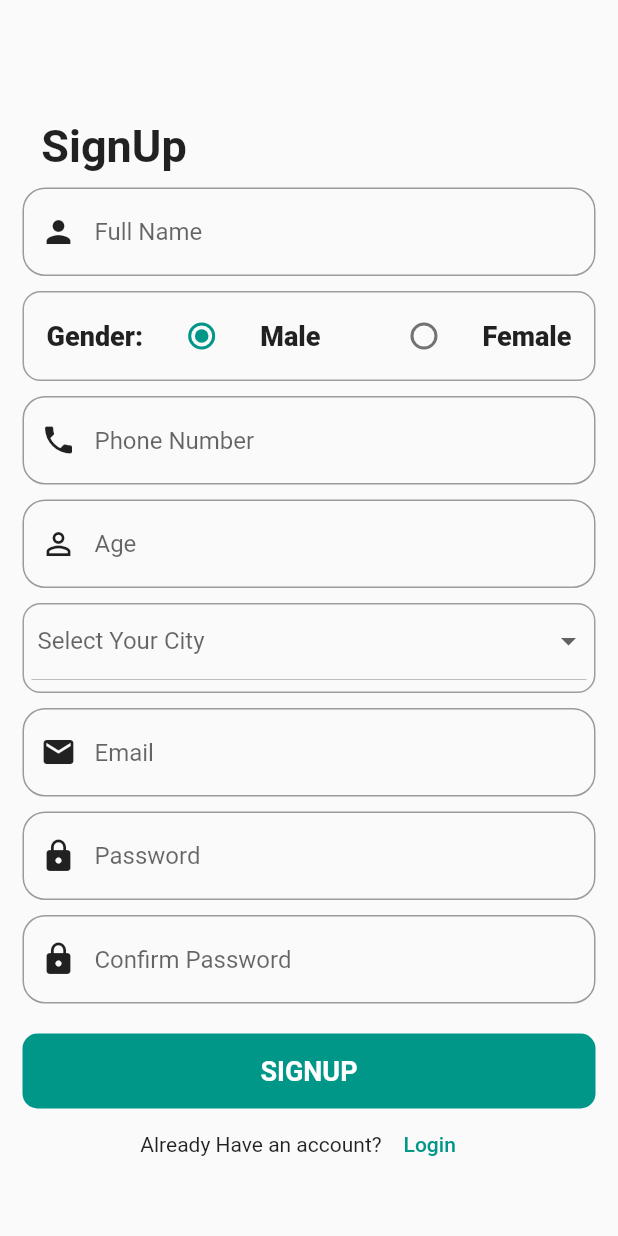
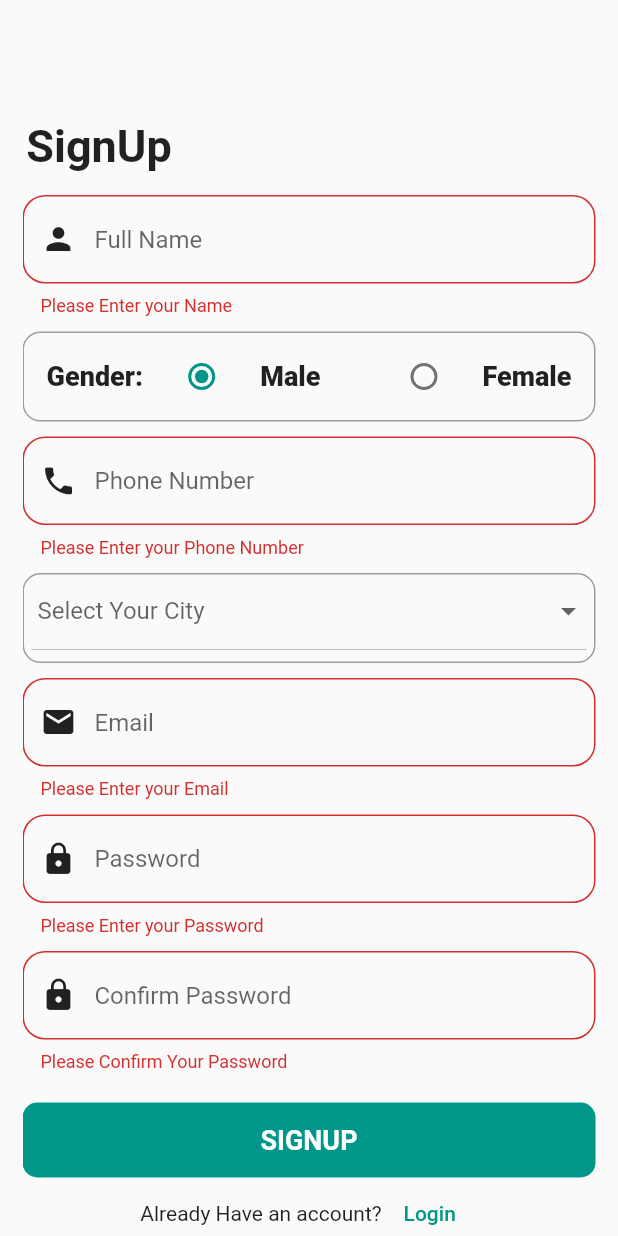
Before and after one commit to Mohamed-Mamoun/Dawak-3lyna, a Flutter app: the SignupScreen screen opened directly, after a tap on "SIGNUP", on a phone screen of 412 x 824 dp. Run offline on Flutter 3.47's test engine with Material 2 defaults, Android fonts, the phone set to English and light mode, and no system bars; our stand-ins replace bloc, cloud_firestore, conditional_builder, firebase_auth, firebase_core, flutter_bloc and 2 more; accounts and stored records are empty; network calls fail.

Commit message:
updated account

```diff
--- a/lib/modules/Patient/Home/Patient_Home.dart
+++ b/lib/modules/Patient/Home/Patient_Home.dart
@@ -1,6 +1,6 @@
-import 'package:dawak_3lyna/modules/Patient/Botom%20nav%20bar/bottomNav.dart';
-import 'package:dawak_3lyna/modules/Patient/New%20Request/newRequest.dart';
+import 'package:dawak_3lyna/modules/mainPage/main_page_screen.dart';
 import 'package:dawak_3lyna/shared/components/components.dart';
+import 'package:firebase_auth/firebase_auth.dart';
 import 'package:flutter/material.dart';
 
 class Home extends StatelessWidget {
@@ -12,6 +12,7 @@ class Home extends StatelessWidget {
       appBar: AppBar(
         title: const Text('Home Page'),
         centerTitle: true,
+
       ),
     );
   }
--- a/lib/modules/Signup/Signup_Screen.dart
+++ b/lib/modules/Signup/Signup_Screen.dart
@@ -22,11 +22,10 @@ class _SignupScreenState extends State<SignupScreen> {
   var emailcontroller = TextEditingController();
   var passwordcontroller = TextEditingController();
   var password2_controller = TextEditingController();
-  int _value = 1;
+  var _value = 1;
+  var genderValue;
 
- List lisItems = [
-   'Khartoum', 'Omdourman', 'Bahri'
- ];
+  List lisItems = ['Khartoum', 'Omdourman', 'Bahri'];
 
   String valuechoose;
   @override
@@ -43,8 +42,7 @@ class _SignupScreenState extends State<SignupScreen> {
                 child: Column(
                   children: [
                     const Padding(
-                      padding:  EdgeInsets.only(
-                         top: 80, bottom: 10, right: 260),
+                      padding: EdgeInsets.only(top: 80, bottom: 15, right: 280),
                       child: Text(
                         'SignUp',
                         style: TextStyle(
@@ -75,10 +73,10 @@ class _SignupScreenState extends State<SignupScreen> {
                               height: 60,
                               decoration: BoxDecoration(
                                   border: Border.all(color: Colors.grey),
-                                borderRadius: BorderRadius.circular(12)
-                                ),
+                                  borderRadius: BorderRadius.circular(12)),
                               child: Row(
-                                mainAxisAlignment: MainAxisAlignment.spaceEvenly,
+                                mainAxisAlignment:
+                                    MainAxisAlignment.spaceEvenly,
                                 children: [
                                   const Text(
                                     'Gender:',
@@ -120,7 +118,7 @@ class _SignupScreenState extends State<SignupScreen> {
                                 ],
                               ),
                             ),
-                          const  SizedBox(
+                            const SizedBox(
                               height: 10,
                             ),
                             defaultFormField(
@@ -137,44 +135,27 @@ class _SignupScreenState extends State<SignupScreen> {
                             const SizedBox(
                               height: 10,
                             ),
-                             defaultFormField(
-                                hint: 'Age',
-                                fill: Colors.white,
-                                controller: agecontroller,
-                                type: TextInputType.number,
-                                prefix: Icons.person_outline,
-                                validate: (String value) {
-                                  if (value.isEmpty) {
-                                    return 'Please Enter your Age';
-                                  }
-                                }),
-
-                          const SizedBox(
-                              height: 10,
-                            ),
                             Container(
                               height: 60,
                               decoration: BoxDecoration(
                                   border: Border.all(color: Colors.grey),
-                                borderRadius: BorderRadius.circular(12)
-                              ),
+                                  borderRadius: BorderRadius.circular(12)),
                               child: Padding(
-                                padding: const EdgeInsets.symmetric(horizontal: 5),
+                                padding:
+                                    const EdgeInsets.symmetric(horizontal: 5),
                                 child: DropdownButton(
-                                      items: lisItems.map((itemvalue){
+                                    items: lisItems.map((itemvalue) {
                                       return DropdownMenuItem(
                                           value: itemvalue,
                                           child: Text(itemvalue));
                                     }).toList(),
                                     isExpanded: true,
                                     hint: Text(' Select Your City'),
-
                                     value: valuechoose,
-                                onChanged: (newValue){
+                                    onChanged: (newValue) {
                                       setState(() {
                                         valuechoose = newValue;
                                       });
-
                                     }),
                               ),
                             ),
@@ -200,7 +181,6 @@ class _SignupScreenState extends State<SignupScreen> {
                                 fill: Colors.white,
                                 controller: passwordcontroller,
                                 type: TextInputType.visiblePassword,
-
                                 prefix: Icons.lock,
                                 validate: (String value) {
                                   if (value.isEmpty) {
@@ -215,27 +195,38 @@ class _SignupScreenState extends State<SignupScreen> {
                                 fill: Colors.white,
                                 controller: password2_controller,
                                 type: TextInputType.visiblePassword,
-
                                 prefix: Icons.lock,
                                 validate: (String value) {
                                   if (value.isEmpty) {
                                     return 'Please Confirm Your Password';
-                                  }
-                                  if (value != passwordcontroller) {
-                                    return 'Password Dont match';
                                   }
                                 }),
                             const SizedBox(
                               height: 20,
                             ),
                             defaultButton(
-                                function: () async{
-                                   await  SignupCubit().signUp_User(emailcontroller.text.trim(), passwordcontroller.text.trim());
-                                   navigatAndFinish(context, VerifyEmail());
+                                function: () async {
                                   if (formKey.currentState.validate()) {
-
+                                    if (_value == 1) {
+                                      genderValue = 'male';
                                     }
-                                }, text: 'SignUp', radius: 10)
+                                    if (_value == 2) {
+                                      genderValue = 'female';
+                                    }
+                                    await SignupCubit().signUp_User(
+                                      emailcontroller.text.trim(),
+                                      passwordcontroller.text.trim(),
+                                      namecontroller.text,
+                                      genderValue,
+                                      numbercontroller.text,
+                                      agecontroller.text,
+                                    );
+                                    navigatAndFinish(
+                                        context, const VerifyEmail());
+                                  }
+                                },
+                                text: 'SignUp',
+                                radius: 10)
                           ],
                         )),
                     Row(
--- a/lib/modules/Signup/cubit/signup_cubit.dart
+++ b/lib/modules/Signup/cubit/signup_cubit.dart
@@ -1,4 +1,7 @@
+import 'dart:math';
+
 import 'package:bloc/bloc.dart';
+import 'package:cloud_firestore/cloud_firestore.dart';
 import 'package:meta/meta.dart';
 import 'package:firebase_auth/firebase_auth.dart';
 part 'signup_state.dart';
@@ -6,9 +9,30 @@ part 'signup_state.dart';
 class SignupCubit extends Cubit<SignupState> {
   SignupCubit() : super(SignupInitial());
   final auth = FirebaseAuth.instance;
+  final firestore = FirebaseFirestore.instance;
 
-  Future signUp_User(String email, String password)async{
-    await auth.createUserWithEmailAndPassword(email: email, password: password);
+  // ************************************************************
+  // Create user account And Save his data To Firestore
+  Future signUp_User(
+    String email,
+    String password,
+    String name,
+    String gender,
+    String number,
+    String city,
+  ) async {
+    await auth
+        .createUserWithEmailAndPassword(email: email, password: password)
+        .then((value) => {
+              firestore.collection('users').doc(value.user.uid).set({
+                'Id': value.user.uid,
+                'Full_Name': name,
+                'gender': gender,
+                'Phone_Number': number,
+                'City': city,
+                'Email': email
+              })
+            });
     emit(Signup_User());
   }
 }
--- a/lib/modules/mainPage/main_page_screen.dart
+++ b/lib/modules/mainPage/main_page_screen.dart
@@ -53,7 +53,7 @@ class MainPageScreen extends StatelessWidget {
                 function: () {
                   navigatTo(
                     context,
-                    DonerScreen(),
+                    LoginScreen(),
                   );
                 },
                 text: 'doner',
--- a/pubspec.yaml
+++ b/pubspec.yaml
@@ -42,6 +42,7 @@ dependencies:
   fluttertoast: ^8.0.8
   firebase_core: ^1.10.0
   firebase_auth: ^3.2.0
+  cloud_firestore: ^3.1.8
 
 dev_dependencies:
   flutter_test:
```
Also changed, not shown: lib/modules/Patient/Botom nav bar/bottomNav.dart (+0 -17 lines), lib/modules/Verify Email Page/verifyEmail.dart (+18 -20 lines), lib/modules/doner/doner_screen.dart (+26 -13 lines), lib/modules/login/login_screen.dart (+13 -11 lines), pubspec.lock, 2 other files. Lines whose indentation alone changed are shown as unchanged.
